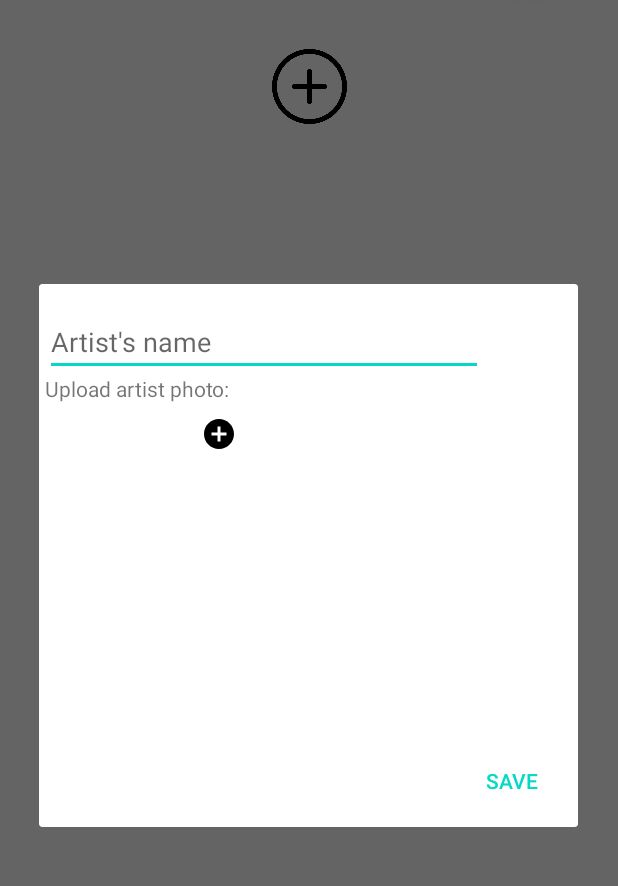
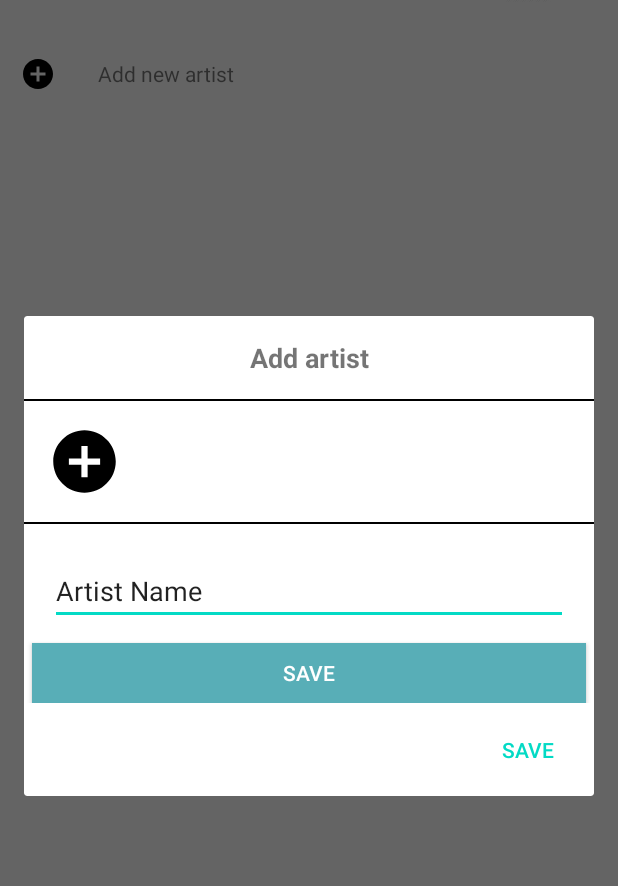
Before and after one commit to alisagrbic/Android, an Android app: the ArtistsActivity screen opened directly, with no data from a screen before it, after a tap on an icon or button, on a phone screen of 412 x 824 dp, the part 62-948 px from its top. Run offline under Robolectric (Android 15) with nearby library versions, the phone set to English and light mode, and no system bars; our stand-ins replace Room's generated code; pictures from the network do not load; 9 statements that could not run were skipped.

Commit message:
Changed dialog.

```diff
--- a/app/build.gradle
+++ b/app/build.gradle
@@ -50,6 +50,8 @@ dependencies {
     implementation 'com.google.android.gms:play-services-location:17.0.0'
     implementation 'com.google.android.gms:play-services-maps:17.0.0'
 
+    implementation 'com.google.android.material:material:1.2.0-alpha02'
+
     //circle ImageView
     implementation 'de.hdodenhof:circleimageview:3.1.0'
 
--- a/app/src/main/java/com/example/dance_world/ArtistsActivity.java
+++ b/app/src/main/java/com/example/dance_world/ArtistsActivity.java
@@ -24,6 +24,7 @@ import android.widget.Button;
 import android.widget.EditText;
 import android.widget.ImageButton;
 import android.widget.ImageView;
+import android.widget.LinearLayout;
 import android.widget.ListView;
 import android.widget.TextView;
 import android.widget.Toast;
@@ -31,6 +32,7 @@ import android.widget.Toast;
 import com.example.dance_world.database.DatabaseHelper;
 import com.example.dance_world.database.entities.Artist;
 import com.example.dance_world.database.entities.User;
+import com.google.android.material.bottomsheet.BottomSheetDialog;
 
 import java.util.List;
 import java.util.zip.Inflater;
@@ -85,6 +87,28 @@ public class ArtistsActivity extends AppCompatActivity {
                 final EditText editText = (EditText) viewDialog.findViewById(R.id.artistName);
                 imageAddPhoto = (ImageButton) findViewById(R.id.imageAddPhoto);
 
+//                imageAddPhoto.setOnClickListener(new View.OnClickListener() {
+//                    @Override
+//                    public void onClick(View v) {
+//                        if(Build.VERSION.SDK_INT>=Build.VERSION_CODES.M){
+//                            if(checkSelfPermission(Manifest.permission.READ_EXTERNAL_STORAGE)
+//                                    == PackageManager.PERMISSION_DENIED) {
+//                                //permission not granted, request it.
+//                                String[] permissions = {Manifest.permission.READ_EXTERNAL_STORAGE};
+//                                //show popup for runtime premission
+//                                requestPermissions(permissions, PERMISSION_CODE);
+//                            }
+//                            else{
+//                                //permission already granted
+//                                pickImageFromGallery();
+//                            }
+//                        }else {
+//                            //system os is less then marshmallow
+//                            pickImageFromGallery();
+//                        }
+//                    }
+//                });
+
                 AlertDialog.Builder builder = new AlertDialog.Builder(ArtistsActivity.this)
                         .setView(viewDialog)
                         .setPositiveButton("Save", new DialogInterface.OnClickListener() {
@@ -92,28 +116,6 @@ public class ArtistsActivity extends AppCompatActivity {
                             public void onClick(DialogInterface dialogInterface, int i) {
                                 String artistName = editText.getText().toString();
                                 newArtist.name = artistName;
-
-                                                            imageAddPhoto.setOnClickListener(new View.OnClickListener() {
-                                                                @Override
-                                                                public void onClick(View v) {
-                                                                    if(Build.VERSION.SDK_INT>=Build.VERSION_CODES.M){
-                                                                        if(checkSelfPermission(Manifest.permission.READ_EXTERNAL_STORAGE)
-                                                                                == PackageManager.PERMISSION_DENIED) {
-                                                                            //permission not granted, request it.
-                                                                            String[] permissions = {Manifest.permission.READ_EXTERNAL_STORAGE};
-                                                                            //show popup for runtime premission
-                                                                            requestPermissions(permissions, PERMISSION_CODE);
-                                                                        }
-                                                                        else{
-                                                                            //permission already granted
-                                                                            pickImageFromGallery();
-                                                                        }
-                                                                    }else {
-                                                                        //system os is less then marshmallow
-                                                                        pickImageFromGallery();
-                                                                    }
-                                                                }
-                                                            });
                             }
                         });
 
--- /dev/null
+++ b/app/src/main/res/drawable/bottom_sheet_background.xml
@@ -0,0 +1,9 @@
+<?xml version="1.0" encoding="utf-8"?>
+<shape xmlns:android="http://schemas.android.com/apk/res/android"
+        android:shape="rectangle">
+        <solid android:color="@color/white" />
+    <corners
+        android:topLeftRadius="20dp"
+        android:topRightRadius="20dp"/>
+
+</shape>
--- a/app/src/main/res/layout/activity_artists.xml
+++ b/app/src/main/res/layout/activity_artists.xml
@@ -15,29 +15,43 @@
             android:id="@+id/include"
             layout="@layout/activity_toolbar" />
 
-        <ImageButton
-            android:id="@+id/openAddArtistDialog"
-            android:layout_width="50dp"
-            android:layout_height="50dp"
-            android:src="@drawable/add_btn"
-            android:scaleType="fitCenter"
-            android:background="@android:color/transparent"
-            android:layout_marginTop="50dp"
-            app:layout_constraintBottom_toTopOf="parent"
-            app:layout_constraintEnd_toEndOf="parent"
-            app:layout_constraintStart_toStartOf="parent"
-            app:layout_constraintTop_toTopOf="@+id/ListView" />
+        <LinearLayout
+            android:layout_width="match_parent"
+            android:layout_height="wrap_content"
+            android:orientation="horizontal"
+            android:paddingTop="65dp"
+            tools:ignore="MissingConstraints">
+
+            <ImageButton
+                android:id="@+id/openAddArtistDialog"
+                android:layout_width="50dp"
+                android:layout_height="50dp"
+                android:background="@android:color/transparent"
+                android:src="@drawable/ic_add_circle_black_24dp"
+                tools:layout_editor_absoluteX="16dp"
+                tools:layout_editor_absoluteY="71dp"
+                tools:ignore="MissingConstraints" />
+
+            <TextView
+                android:layout_width="match_parent"
+                android:layout_height="wrap_content"
+                android:text="Add new artist"
+                android:padding="15dp"
+                tools:ignore="MissingConstraints" />
+        </LinearLayout>
+
 
         <ListView
             android:id="@+id/ListView"
-            android:layout_width="406dp"
-            android:layout_height="651dp"
+            android:layout_width="404dp"
+            android:layout_height="572dp"
             android:layout_marginBottom="20dp"
-            android:layout_marginTop="20dp"
             app:layout_constraintBottom_toBottomOf="parent"
             app:layout_constraintEnd_toEndOf="parent"
+            app:layout_constraintHorizontal_bias="0.0"
             app:layout_constraintStart_toStartOf="parent"
-            app:layout_constraintTop_toBottomOf="@+id/openAddArtistDialog"></ListView>
+            app:layout_constraintTop_toBottomOf="@+id/include"
+            app:layout_constraintVertical_bias="1.0"></ListView>
 
     </androidx.constraintlayout.widget.ConstraintLayout>
 
--- a/app/src/main/res/layout/add_artist_dialog.xml
+++ b/app/src/main/res/layout/add_artist_dialog.xml
@@ -1,42 +1,81 @@
 <?xml version="1.0" encoding="utf-8"?>
 <LinearLayout
-    xmlns:android="http://schemas.android.com/apk/res/android" android:layout_width="300dp"
-    android:layout_height="300dp">
+    xmlns:android="http://schemas.android.com/apk/res/android"
+    android:layout_width="match_parent"
+    android:layout_height="wrap_content"
+    android:id="@+id/bottomSheetContainer"
+    android:background="@drawable/bottom_sheet_background"
+    android:orientation="vertical">
 
-    <RelativeLayout
-        android:layout_width="300dp"
-        android:layout_height="300dp">
+    <TextView
+        android:layout_width="match_parent"
+        android:layout_height="wrap_content"
+        android:gravity="center"
+        android:padding="15dp"
+        android:text="Add artist"
+        android:textSize="18sp"
+        android:textStyle="bold"/>
+
+    <View
+        android:layout_height="1dp"
+        android:layout_marginBottom="10dp"
+        android:background="@color/black_de"
+        android:layout_width="match_parent" />
+
+    <LinearLayout
+        android:layout_width="match_parent"
+        android:layout_height="wrap_content"
+        android:orientation="horizontal"
+        android:padding="5dp">
+
+        <ImageButton
+            android:id="@+id/imageAddPhoto"
+            android:layout_width="50dp"
+            android:layout_height="50dp"
+            android:layout_marginStart="10dp"
+            android:scaleType="centerCrop"
+            android:src="@drawable/ic_add_circle_black_24dp"
+            android:background="@android:color/transparent"
+            android:layout_marginLeft="10dp" />
+
+    </LinearLayout>
+
+    <View
+        android:layout_width="match_parent"
+        android:layout_height="1dp"
+        android:layout_marginTop="10dp"
+        android:layout_marginBottom="10dp"
+        android:background="@color/black_de" />
+
+    <LinearLayout
+        android:layout_width="match_parent"
+        android:layout_height="wrap_content"
+        android:background="?android:attr/selectableItemBackground"
+        android:gravity="center_vertical"
+        android:orientation="horizontal"
+        android:padding="12dp"
+        >
 
         <EditText
-            android:id="@+id/artistName"
-            android:inputType="text"
             android:layout_width="match_parent"
             android:layout_height="wrap_content"
-            android:layout_marginTop="16dp"
-            android:layout_marginLeft="4dp"
-            android:layout_marginRight="4dp"
-            android:layout_marginBottom="4dp"
-            android:hint="Artist's name" />
+            android:id="@+id/artistName"
+            android:text="Artist Name"
+            android:layout_marginStart="5dp"
+            android:layout_marginEnd="5dp"
+            android:layout_marginLeft="5dp"
+            android:layout_marginRight="5dp" />
+    </LinearLayout>
 
-
-        <TextView
-            android:layout_width="match_parent"
-            android:layout_height="wrap_content"
-            android:layout_marginTop="60dp"
-            android:layout_marginLeft="4dp"
-            android:layout_marginRight="20dp"
-            android:layout_marginBottom="4dp"
-            android:text="Upload artist photo:"/>
-        <ImageButton
-            android:id="@+id/imageAddPhoto"
-            android:layout_width="40dp"
-            android:layout_height="40dp"
-            android:layout_marginStart="100dp"
-            android:layout_marginLeft="40dp"
-            android:layout_marginTop="80dp"
-            android:src="@drawable/ic_add_circle_black_24dp"
-            android:background="@android:color/transparent"/>
-
-    </RelativeLayout>
+    <Button
+        android:layout_width="match_parent"
+        android:layout_height="40dp"
+        android:id="@+id/buttonSave"
+        android:layout_marginStart="5dp"
+        android:layout_marginLeft="5dp"
+        android:layout_marginEnd="5dp"
+        android:background="@color/color2"
+        android:text="Save"
+        android:textColor="@color/white"/>
 
 </LinearLayout>
```
Also changed, not shown: app/src/main/res/drawable/add.png (added), app/src/main/res/drawable/redadd.png (added). Lines whose indentation alone changed are shown as unchanged.
